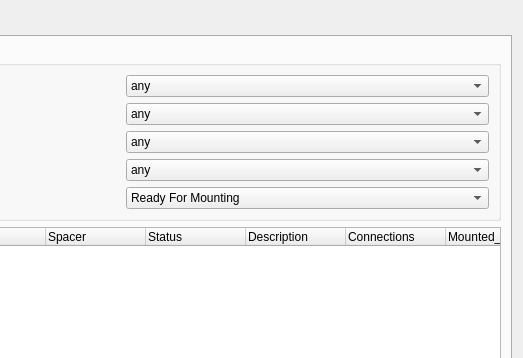
This is ui/module_db.ui in pisaoutertracker/integration_tools as Qt 5 draws it before an edit; both pictures show x 277 to 800 and y 0 to 358 of the 800 by 600 pixel window. The edited form follows.
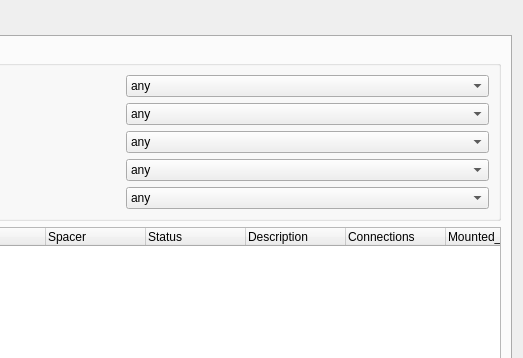
This is the edited form.

Diff of the .ui file:
```diff
--- a/ui/module_db.ui
+++ b/ui/module_db.ui
@@ -122,6 +122,11 @@
              </item>
              <item row="4" column="1">
               <widget class="QComboBox" name="spacerCB_3">
+            <item>
+             <property name="text">
+              <string>any</string>
+             </property>
+            </item>
                <item>
                 <property name="text">
                  <string>Ready For Mounting</string>
```
Left out of the diff: 4 changed lines with no effect on the pictures. Lines whose indentation alone changed are shown as unchanged.
